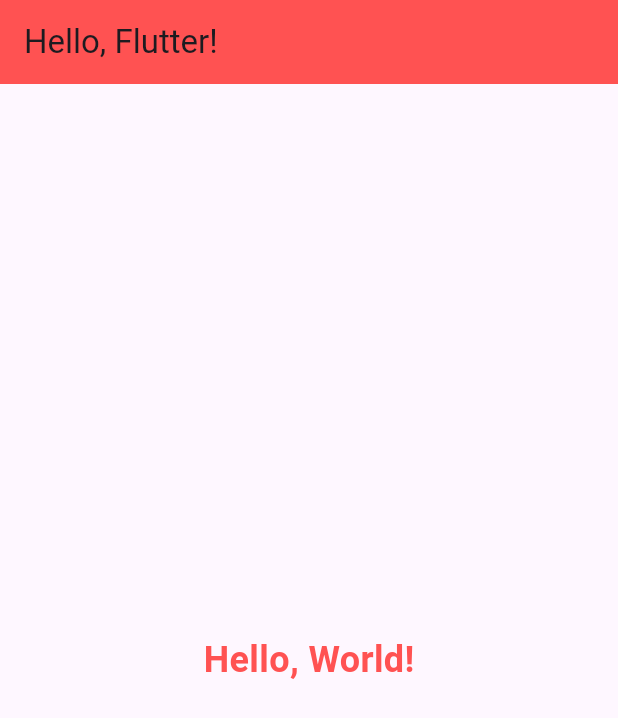
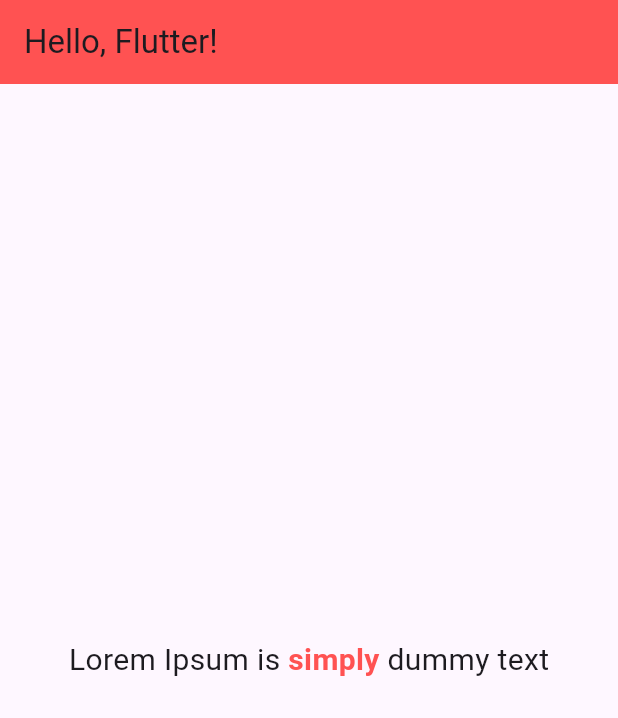
Before and after one commit to ywkim727/24_01-Mobile-Programming, a Flutter app: the screen it shows after launch, on a phone screen of 412 x 824 dp. Shown: the top 718 px of the screen. Run offline on Flutter 3.47's test engine with Material 3 defaults, Android fonts, the phone set to English and light mode, and no system bars.

Commit message:
Study Text Widget

```diff
--- a/flutter_application_1/lib/main.dart
+++ b/flutter_application_1/lib/main.dart
@@ -1,4 +1,5 @@
 import 'package:flutter/material.dart';
+import 'package:flutter/widgets.dart';
 
 void main() {
   runApp(MyApp());
@@ -9,20 +10,35 @@ class MyApp extends StatelessWidget {
   Widget build(BuildContext context) {
     return MaterialApp(
       home: Scaffold(
-        appBar: AppBar(title: Text('Hello, Flutter!'),
+        appBar: AppBar(
+          title: const Text('Hello, Flutter!'),
           backgroundColor: Colors.redAccent,
         ),
-        body: Center(
-          child: Text(
-            'Hello, World!',
+        body: const Center(
+            child: Text.rich(
+              TextSpan(
                 style: TextStyle(
-              fontSize: 24,
+                  fontSize: 20
+                ),
+                children: [
+                  TextSpan(
+                    text: 'Lorem Ipsum is ',
+                  ),
+                  TextSpan(
+                    text: 'simply',
+                    style: TextStyle(
                       color: Colors.redAccent,
                       fontWeight: FontWeight.bold
                     ),
+                  ),
+                  TextSpan(
+                    text: ' dummy text',
+                  ),
+                ]
+              )
+            )
           )
         ),
-      )
       );
   }
 }
```
Lines whose indentation alone changed are shown as unchanged.
